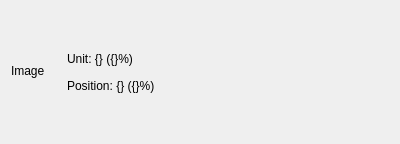
Old version of the form OrodaelTurrim/res/ui/unitSpawnInfoWidget.ui in the repository Wilson194/OrodaelTurrim.
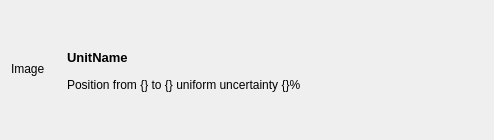
New version of the form.

Commit message: Implement Uncertainty module

Diff of the .ui file:
```diff
--- a/OrodaelTurrim/res/ui/unitSpawnInfoWidget.ui
+++ b/OrodaelTurrim/res/ui/unitSpawnInfoWidget.ui
@@ -6,8 +6,8 @@
    <rect>
     <x>0</x>
     <y>0</y>
-    <width>400</width>
-    <height>144</height>
+    <width>494</width>
+    <height>140</height>
    </rect>
   </property>
   <property name="windowTitle">
@@ -20,29 +20,58 @@
    <property name="verticalSpacing">
     <number>4</number>
    </property>
-   <item row="2" column="1">
-    <widget class="QLabel" name="positionLabel">
+   <item row="1" column="2">
+    <widget class="QPushButton" name="displayButton">
      <property name="sizePolicy">
-      <sizepolicy hsizetype="Preferred" vsizetype="Maximum">
+      <sizepolicy hsizetype="Maximum" vsizetype="Fixed">
        <horstretch>0</horstretch>
        <verstretch>0</verstretch>
       </sizepolicy>
      </property>
      <property name="text">
-      <string>Position: {} ({}%)</string>
+      <string/>
+     </property>
+     <property name="checkable">
+      <bool>false</bool>
+     </property>
+     <property name="autoDefault">
+      <bool>false</bool>
+     </property>
+     <property name="flat">
+      <bool>true</bool>
      </property>
     </widget>
    </item>
+   <item row="1" column="4" rowspan="2">
+    <spacer name="horizontalSpacer">
+     <property name="orientation">
+      <enum>Qt::Horizontal</enum>
+     </property>
+     <property name="sizeHint" stdset="0">
+      <size>
+       <width>40</width>
+       <height>20</height>
+      </size>
+     </property>
+    </spacer>
+   </item>
    <item row="1" column="1">
     <widget class="QLabel" name="unitLabel">
      <property name="sizePolicy">
-      <sizepolicy hsizetype="Preferred" vsizetype="Maximum">
+      <sizepolicy hsizetype="Maximum" vsizetype="Maximum">
        <horstretch>0</horstretch>
        <verstretch>0</verstretch>
       </sizepolicy>
      </property>
+     <property name="font">
+      <font>
+       <pointsize>10</pointsize>
+       <weight>75</weight>
+       <bold>true</bold>
+      </font>
+     </property>
      <property name="text">
-      <string>Unit: {} ({}%) </string>
+      <string>UnitName</string>
      </property>
     </widget>
    </item>
@@ -97,6 +126,32 @@
      </property>
     </spacer>
    </item>
+   <item row="1" column="3">
+    <spacer name="horizontalSpacer_2">
+     <property name="orientation">
+      <enum>Qt::Horizontal</enum>
+     </property>
+     <property name="sizeHint" stdset="0">
+      <size>
+       <width>40</width>
+       <height>20</height>
+      </size>
+     </property>
+    </spacer>
+   </item>
+   <item row="2" column="1" colspan="3">
+    <widget class="QLabel" name="positionLabel">
+     <property name="sizePolicy">
+      <sizepolicy hsizetype="Preferred" vsizetype="Maximum">
+       <horstretch>0</horstretch>
+       <verstretch>0</verstretch>
+      </sizepolicy>
+     </property>
+     <property name="text">
+      <string>Position from {} to {} uniform uncertainty {}%</string>
+     </property>
+    </widget>
+   </item>
   </layout>
  </widget>
  <resources/>
```
Left out of the diff: 3 changed lines with no effect on the pictures. The commit also changes 12 other files.
